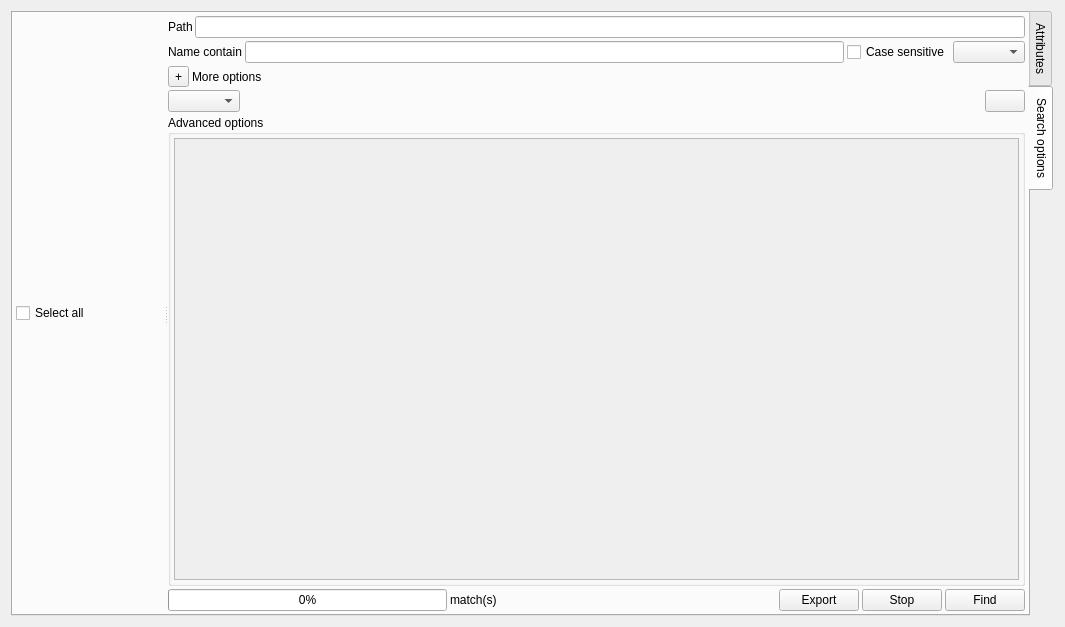
halbbob/dff, file ui/gui/resources/search.ui: the form before one commit.
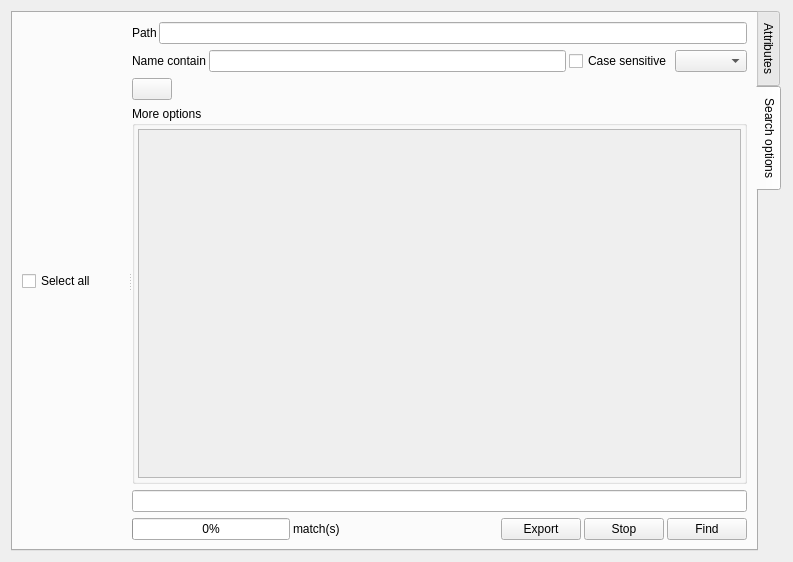
The form after the commit. Icons and pictures are not drawn.

Commit message: * adding new Ui file for search * modify the search widget * generate a query that can be manually modified * this is up to users not to input inconsistant values

```diff
--- a/ui/gui/resources/search.ui
+++ b/ui/gui/resources/search.ui
@@ -6,8 +6,8 @@
    <rect>
     <x>0</x>
     <y>0</y>
-    <width>1065</width>
-    <height>627</height>
+    <width>793</width>
+    <height>562</height>
    </rect>
   </property>
   <property name="windowTitle">
@@ -41,12 +41,6 @@
        <string>Search options</string>
       </attribute>
       <layout class="QVBoxLayout" name="verticalLayout_4">
-       <property name="spacing">
-        <number>3</number>
-       </property>
-       <property name="margin">
-        <number>3</number>
-       </property>
        <item>
         <widget class="QSplitter" name="splitter">
          <property name="orientation">
@@ -71,9 +65,6 @@
          </widget>
          <widget class="QWidget" name="layoutWidget">
           <layout class="QVBoxLayout" name="verticalLayout_2">
-           <property name="spacing">
-            <number>3</number>
-           </property>
            <item>
             <layout class="QHBoxLayout" name="horizontalLayout_4">
              <property name="spacing">
@@ -120,32 +111,19 @@
            </item>
            <item>
             <layout class="QHBoxLayout" name="horizontalLayout_2">
-             <property name="spacing">
-              <number>3</number>
-             </property>
              <item>
-              <widget class="QToolButton" name="moreOptionsButton">
-               <property name="text">
-                <string>+</string>
+              <widget class="QPushButton" name="addOption">
+               <property name="toolTip">
+                <string>Add search clause</string>
                </property>
-              </widget>
-             </item>
-             <item>
-              <widget class="QLabel" name="label_2">
                <property name="text">
-                <string>More options</string>
+                <string/>
                </property>
+               <property name="icon">
+                <iconset resource="gui.qrc">
+                 <normaloff>:/add.png</normaloff>:/add.png</iconset>
+               </property>
               </widget>
-             </item>
-            </layout>
-           </item>
-           <item>
-            <layout class="QHBoxLayout" name="horizontalLayout_3">
-             <property name="spacing">
-              <number>3</number>
-             </property>
-             <item>
-              <widget class="QComboBox" name="optionList"/>
              </item>
              <item>
               <spacer name="horizontalSpacer">
@@ -160,26 +138,12 @@
                </property>
               </spacer>
              </item>
-             <item>
-              <widget class="QPushButton" name="addOption">
-               <property name="toolTip">
-                <string>Add</string>
-               </property>
-               <property name="text">
-                <string/>
-               </property>
-               <property name="icon">
-                <iconset resource="gui.qrc">
-                 <normaloff>:/add.png</normaloff>:/add.png</iconset>
-               </property>
-              </widget>
-             </item>
             </layout>
            </item>
            <item>
             <widget class="QGroupBox" name="advOptBox">
              <property name="title">
-              <string>Advanced options</string>
+              <string>More options</string>
              </property>
              <layout class="QVBoxLayout" name="verticalLayout_3">
               <property name="spacing">
@@ -198,8 +162,8 @@
                   <rect>
                    <x>0</x>
                    <y>0</y>
-                   <width>827</width>
-                   <height>405</height>
+                   <width>584</width>
+                   <height>317</height>
                   </rect>
                  </property>
                  <layout class="QVBoxLayout" name="verticalLayout">
@@ -236,6 +200,9 @@
              </layout>
             </widget>
            </item>
+           <item>
+            <widget class="QLineEdit" name="completeClause"/>
+           </item>
            <item>
             <layout class="QHBoxLayout" name="horizontalLayout_5">
              <property name="spacing">
```
The commit also changes 10 other files.
